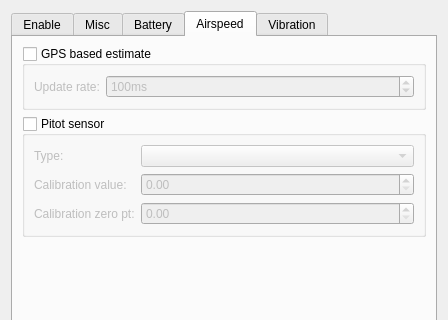
TauLabs/TauLabs, file ground/gcs/src/plugins/config/modules.ui: the form before one commit; both pictures show x 0 to 448 and y 0 to 320 of the 448 by 542 pixel window.
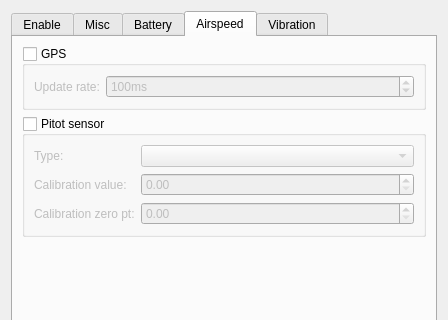
The form after the commit. The open tabs and pages were chosen to show the change. Icons and pictures are not drawn.

Commit message:
Revert "Modules: clarify selection of GPS in airspeed algorithm"
This reverts commit 643daef1fc3b436f988fb8b63c318414728a2e2f.

Conflicts:
	ground/gcs/src/plugins/config/modules.ui

Diff of the .ui file:
```diff
--- a/ground/gcs/src/plugins/config/modules.ui
+++ b/ground/gcs/src/plugins/config/modules.ui
@@ -481,7 +481,7 @@
           <string>Use the GPS to estimate the airspeed and windspeed from ground speed.</string>
          </property>
          <property name="title">
-          <string>GPS based estimate</string>
+          <string>GPS</string>
          </property>
          <property name="checkable">
           <bool>true</bool>
```
Left out of the diff: 6 changed lines with no effect on the pictures.
